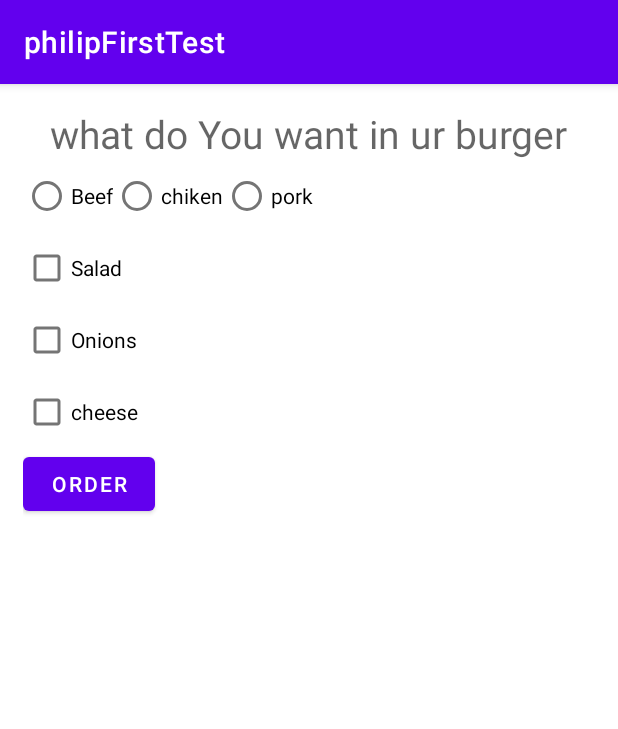
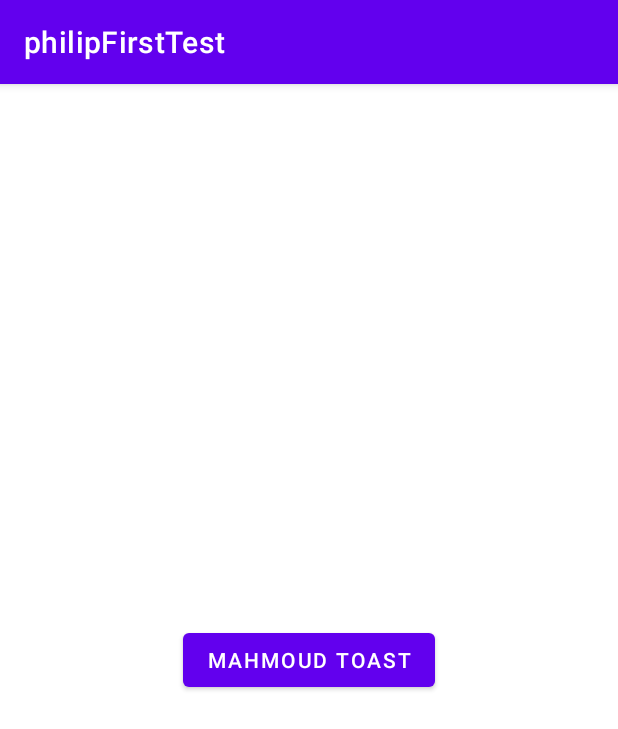
Before and after one commit to MahhmoudRefat/AndroidTest, an Android app: the screen it shows after launch (MainActivity), on a phone screen of 412 x 824 dp. Shown: the top 729 px of the screen. Run offline under Robolectric (Android 15) with nearby library versions, the phone set to English and light mode, and no system bars.

Commit message:
new form with custom test 1

```diff
--- a/app/src/main/java/com/cobra/philipfirsttest/MainActivity.kt
+++ b/app/src/main/java/com/cobra/philipfirsttest/MainActivity.kt
@@ -3,6 +3,7 @@ package com.cobra.philipfirsttest
 import androidx.appcompat.app.AppCompatActivity
 import android.os.Bundle
 import android.widget.*
+import androidx.constraintlayout.widget.ConstraintLayout
 
 //import kotlinx.android.synthetic.main.activity_main.*
 
@@ -10,6 +11,24 @@ class MainActivity : AppCompatActivity() {
     override fun onCreate(savedInstanceState: Bundle?) {
         super.onCreate(savedInstanceState)
         setContentView(R.layout.activity_main)
+        var cltoast = findViewById<ConstraintLayout>(R.id.clToast)
+        var btnshowtoast = findViewById<Button>(R.id.btnShowToast)
+        btnshowtoast.setOnClickListener {
+         //   Toast.makeText(applicationContext,"help",Toast.LENGTH_LONG).show()
+            Toast(this).apply {
+                duration = Toast.LENGTH_LONG
+                view = layoutInflater.inflate(R.layout.custom_toast,cltoast)
+                show()
+            }
+        }
+
+
+    }
+}
+
+/*
+
+
     var rgMeet = findViewById<RadioGroup>(R.id.rgMeet)
         var rbBeef = findViewById<RadioButton>(R.id.rbBeef)
         var rbChiken = findViewById<RadioButton>(R.id.rbChiken)
@@ -19,7 +38,6 @@ class MainActivity : AppCompatActivity() {
         var cbSalad = findViewById<CheckBox>(R.id.cbSalad)
         var btnOrder = findViewById<Button>(R.id.btnOrder)
         var tvOrder = findViewById<TextView>(R.id.tvOrder)
-
 btnOrder.setOnClickListener {
         val checkradiobuttonid = rgMeet.checkedRadioButtonId
         val meat = findViewById<RadioButton>(checkradiobuttonid)
@@ -33,7 +51,7 @@ class MainActivity : AppCompatActivity() {
                     (if (salad) "\nsalad" else "")
         tvOrder.text = orderString
 
-        }
+    }*/
 
 
 /*  var btnAddImage = findViewById<Button>(R.id.btnAddImage)
@@ -42,11 +60,6 @@ class MainActivity : AppCompatActivity() {
       ivGraps.setImageResource(R.drawable.grapes)
   }
 */
-
-    }
-}
-
-
 /*
  summtion of two number
  var etFirstNumer = findViewById<EditText>(R.id.etFirstNumber)
--- a/app/src/main/res/layout/activity_main.xml
+++ b/app/src/main/res/layout/activity_main.xml
@@ -8,6 +8,17 @@
     android:padding="15dp"
     tools:context=".MainActivity">
 
+    <Button
+        android:id="@+id/btnShowToast"
+        android:layout_width="wrap_content"
+        android:layout_height="wrap_content"
+        android:text="Mahmoud Toast"
+        app:layout_constraintBottom_toBottomOf="parent"
+        app:layout_constraintEnd_toEndOf="parent"
+        app:layout_constraintStart_toStartOf="parent"
+        app:layout_constraintTop_toTopOf="parent" />
+</androidx.constraintlayout.widget.ConstraintLayout>
+    <!--
         <TextView
             android:id="@+id/tvShow"
             android:layout_width="wrap_content"
@@ -83,9 +94,7 @@
             android:layout_height="wrap_content"
             android:textSize="26sp"
             app:layout_constraintStart_toStartOf="parent"
-        app:layout_constraintTop_toBottomOf="@+id/btnOrder" />
-</androidx.constraintlayout.widget.ConstraintLayout>
-
+            app:layout_constraintTop_toBottomOf="@+id/btnOrder" />-->
 
     <!--
     <ImageView
```
Also changed, not shown: app/src/main/res/layout/custom_toast.xml (added, +31 -0 lines). Lines whose indentation alone changed are shown as unchanged.
